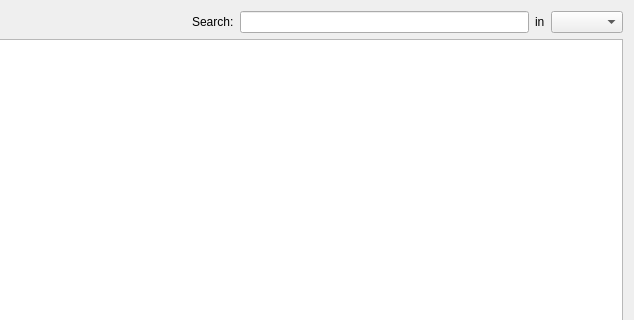
The window that glue/viewers/table/qt/data_viewer.ui (glue-viz/glue) describes before a commit, drawn with Qt 5; both pictures show x 108 to 742 and y 0 to 320 of the 742 by 612 pixel window.
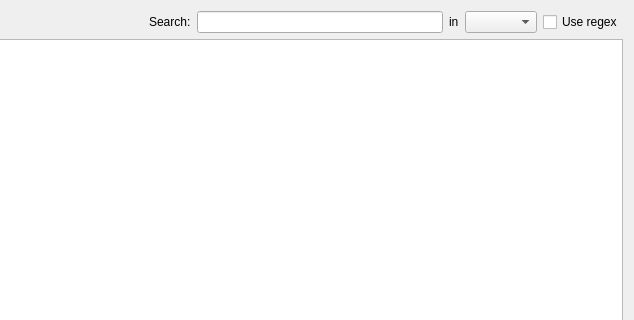
The same window after the commit. Custom widgets are drawn as their Qt base class.

Commit message: Add button+state to enable/disable using regex to interpret filter string

Patch:
```diff
--- a/glue/viewers/table/qt/data_viewer.ui
+++ b/glue/viewers/table/qt/data_viewer.ui
@@ -49,6 +49,13 @@
      <item>
       <widget class="QComboBox" name="combosel_filter_att"/>
      </item>
+     <item>
+      <widget class="QCheckBox" name="bool_regex">
+       <property name="text">
+        <string>Use regex</string>
+       </property>
+      </widget>
+     </item>
     </layout>
    </item>
    <item row="1" column="0">
```
The commit also changes 3 other files.
